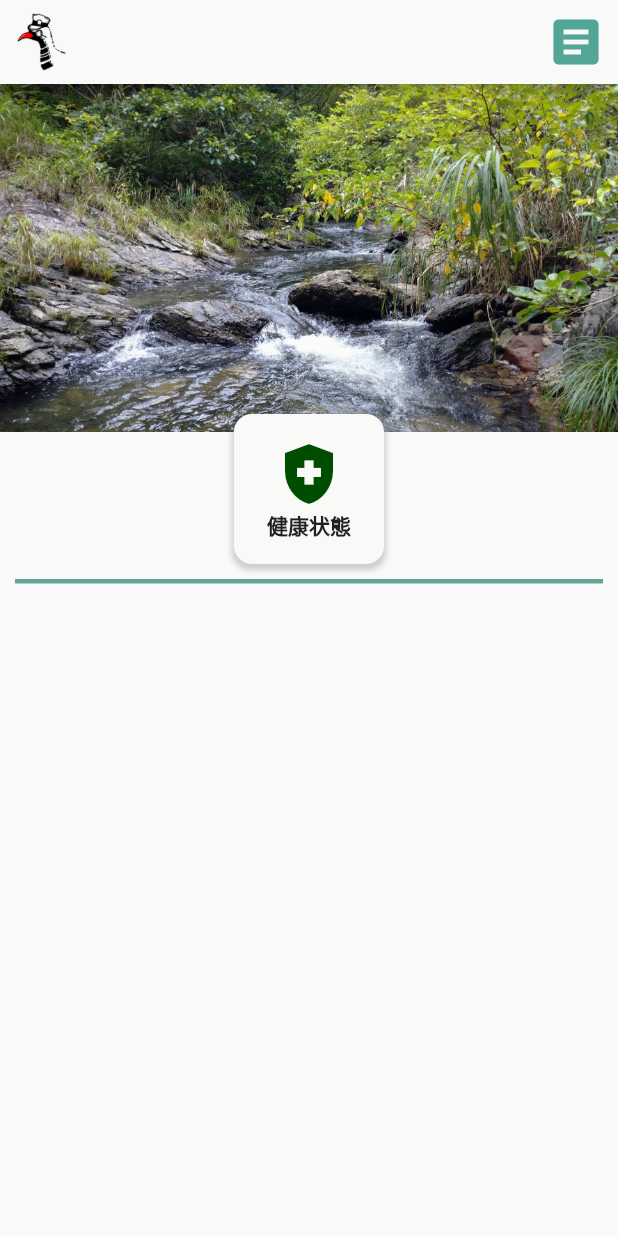
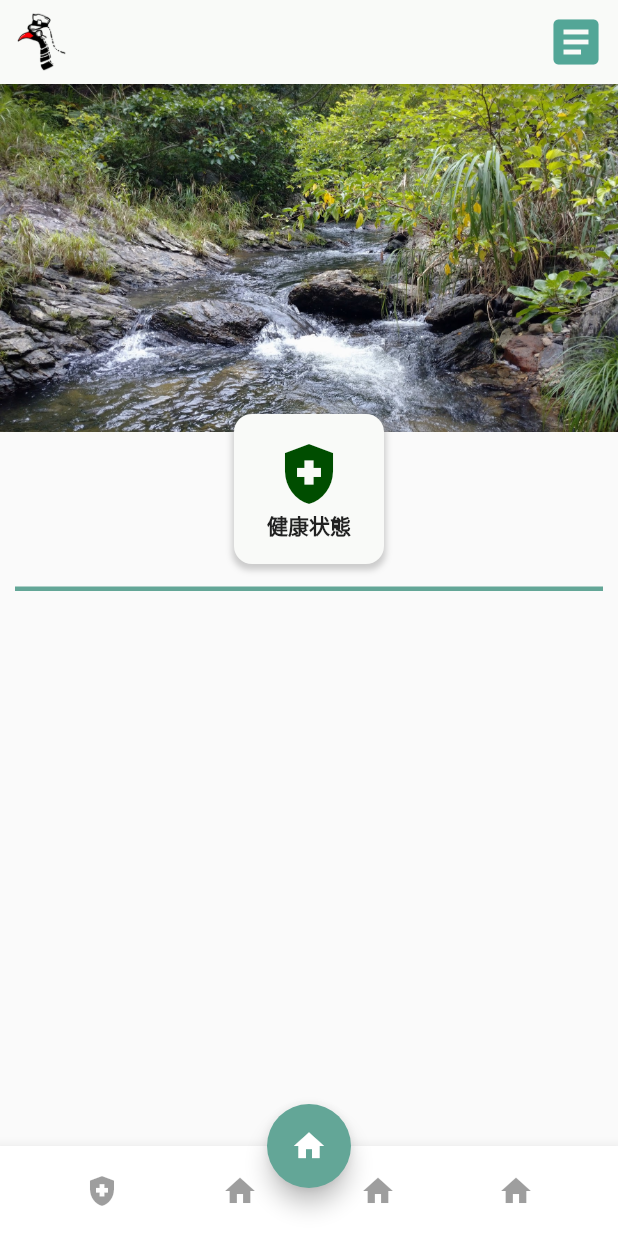
Before and after one commit to Team-NFF/quinart-application, a Flutter app: the screen it shows after launch, on a phone screen of 412 x 824 dp. Run offline on Flutter 3.47's test engine with Material 2 defaults, Android fonts, the light colour scheme and no system bars; our stand-ins replace flutter_riverpod, google_fonts, hooks_riverpod.

Commit message:
Add: Create footer

```diff
--- /dev/null
+++ b/lib/component/footer/footer.dart
@@ -0,0 +1,55 @@
+import 'package:flutter/material.dart';
+
+class HomePageFooter extends StatelessWidget {
+  const HomePageFooter({super.key});
+
+  @override
+  Widget build(BuildContext context) {
+    return const BottomAppBar(
+      child: SizedBox(
+        height: 60,
+        child: Row(
+          mainAxisAlignment: MainAxisAlignment.spaceEvenly,
+          children: [
+            Column(
+              mainAxisAlignment: MainAxisAlignment.center,
+              children: [
+                IconButton(
+                  icon: Icon(Icons.health_and_safety),
+                  onPressed: null,
+                ),
+              ],
+            ),
+            Column(
+              mainAxisAlignment: MainAxisAlignment.center,
+              children: [
+                IconButton(
+                  icon: Icon(Icons.home),
+                  onPressed: null,
+                ),
+              ],
+            ),
+            Column(
+              mainAxisAlignment: MainAxisAlignment.center,
+              children: [
+                IconButton(
+                  icon: Icon(Icons.home),
+                  onPressed: null,
+                ),
+              ],
+            ),
+            Column(
+              mainAxisAlignment: MainAxisAlignment.center,
+              children: [
+                IconButton(
+                  icon: Icon(Icons.home),
+                  onPressed: null,
+                ),
+              ],
+            ),
+          ],
+        ),
+      ),
+    );
+  }
+}
--- a/lib/view/home_page/home.dart
+++ b/lib/view/home_page/home.dart
@@ -4,27 +4,35 @@ import 'package:quinart/component/home_page/header.dart';
 import 'package:quinart/component/appbar/home_appbar.dart';
 import 'package:quinart/component/home_page/main_button/health_check.dart';
 import 'package:quinart/component/divider/green_divider.dart';
+import 'package:quinart/component/footer/footer.dart';
 
 class HomeScreen extends StatelessWidget {
   const HomeScreen({super.key});
 
   @override
   Widget build(BuildContext context) {
-    return const Scaffold(
-      appBar: HomeAppBar(),
-      endDrawer: HomePageDrawer(),
-      body: Stack(
+    return Scaffold(
+      appBar: const HomeAppBar(),
+      endDrawer: const HomePageDrawer(),
+      body: const Stack(
         children: [
           HomePageHeader(),
           HealthCheckButton(),
           Positioned(
-            top: 330,
+            top: 335,
             left: 0,
             right: 0,
             child: GreenDivider(),
           ),
         ],
       ),
+      bottomNavigationBar: const HomePageFooter(),
+      floatingActionButton: FloatingActionButton(
+        backgroundColor: const Color(0xFF63a697),
+        child: const Icon(Icons.home),
+        onPressed: () {},
+      ),
+      floatingActionButtonLocation: FloatingActionButtonLocation.centerDocked,
     );
   }
 }
```
